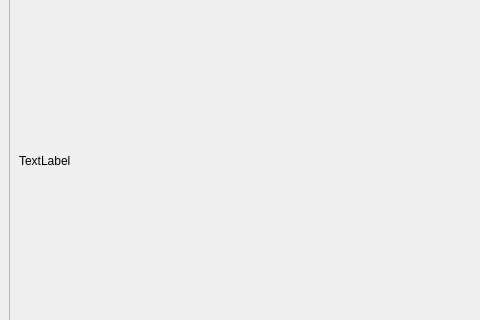
Above: 403_QtVideoDeal/mainwindow.ui from ZhengPengqiao/openCVStudy before the change; both pictures show x 0 to 480 and y 144 to 464 of the 800 by 600 pixel window. Below: the same form after it.
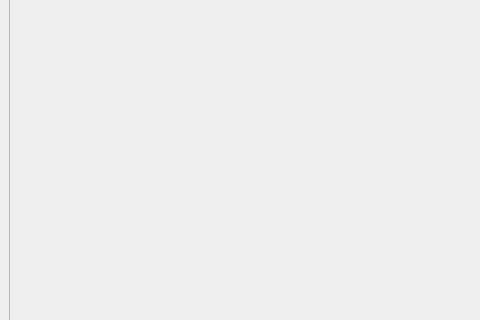
That is the form after the change.

Commit message: 添加边沿检测

Diff of the .ui file:
```diff
--- a/403_QtVideoDeal/mainwindow.ui
+++ b/403_QtVideoDeal/mainwindow.ui
@@ -107,7 +107,7 @@
           <item row="0" column="0">
            <widget class="QLabel" name="label">
             <property name="text">
-             <string>TextLabel</string>
+             <string/>
             </property>
            </widget>
           </item>
```
The commit also changes 2 other files.
